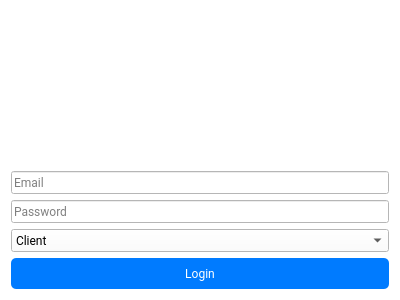
This is ui/login.ui in WabukoWabuko/microfinance_manager as Qt 5 draws it before an edit. The edited form follows.
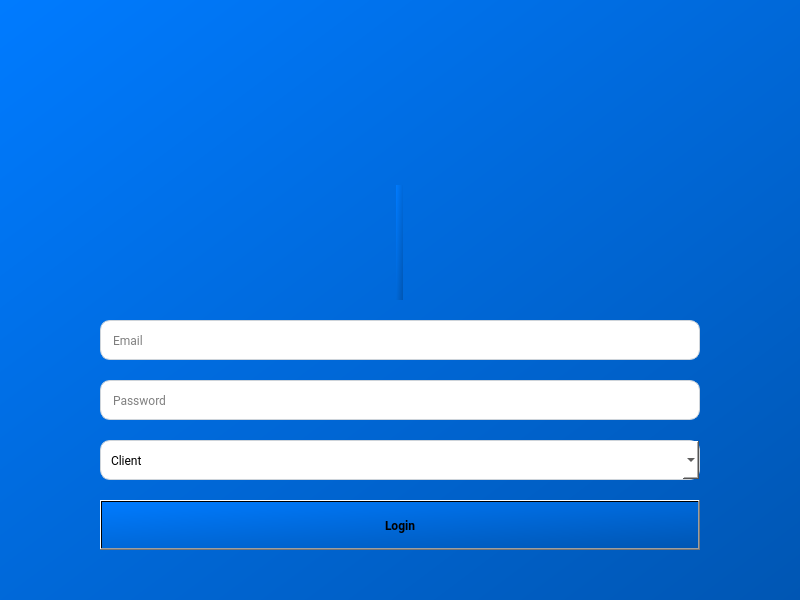
This is the edited form. Icons and pictures are not drawn.

Commit message: Overhaul UI/UX with larger windows, sidebar, logo, animations

```diff
--- a/ui/login.ui
+++ b/ui/login.ui
@@ -6,33 +6,69 @@
           <rect>
            <x>0</x>
            <y>0</y>
-           <width>400</width>
-           <height>300</height>
+       <width>800</width>
+       <height>600</height>
           </rect>
          </property>
          <property name="windowTitle">
           <string>Microfinance Manager - Login</string>
          </property>
          <property name="styleSheet">
-          <string>background-color: #FFFFFF; font-family: Roboto;</string>
+      <string notr="true">background: qlineargradient(x1:0, y1:0, x2:1, y2:1, stop:0 #007BFF, stop:1 #0056B3); font-family: Roboto;</string>
          </property>
          <layout class="QVBoxLayout" name="verticalLayout">
-          <item>
+      <property name="spacing">
+       <number>20</number>
+      </property>
+      <property name="leftMargin">
+       <number>100</number>
+      </property>
+      <property name="topMargin">
+       <number>50</number>
+      </property>
+      <property name="rightMargin">
+       <number>100</number>
+      </property>
+      <property name="bottomMargin">
+       <number>50</number>
+      </property>
+      <item alignment="Qt::AlignHCenter">
            <widget class="QLabel" name="label_logo">
             <property name="text">
-             <string></string>
+         <string><html><head/><body><p align="center"><img src=":/logo.png" width="100" height="100"/></p></body></html></string>
+        </property>
+        <property name="styleSheet">
+         <string notr="true">background: transparent;</string>
             </property>
            </widget>
           </item>
-          <item>
+      <item alignment="Qt::AlignHCenter">
            <widget class="QLabel" name="label_title">
             <property name="text">
-             <string><html><head/><body><p align="center"><span style=" font-size:18pt; font-weight:600;">Login</span></p></body></html></string>
+         <string><html><head/><body><p align="center"><span style=" font-size:24pt; font-weight:600; color:#FFFFFF;">Welcome Back</span></p></body></html></string>
+        </property>
+        <property name="styleSheet">
+         <string notr="true">text-shadow: 2px 2px 4px rgba(0, 0, 0, 0.3);</string>
             </property>
            </widget>
           </item>
           <item>
            <widget class="QLineEdit" name="email_input">
+        <property name="minimumSize">
+         <size>
+          <width>0</width>
+          <height>40</height>
+         </size>
+        </property>
+        <property name="font">
+         <font>
+          <family>Roboto</family>
+          <pointSize>12</pointSize>
+         </font>
+        </property>
+        <property name="styleSheet">
+         <string notr="true">background: #FFFFFF; border: 1px solid #CED4DA; border-radius: 10px; padding: 10px;</string>
+        </property>
             <property name="placeholderText">
              <string>Email</string>
             </property>
@@ -40,6 +76,21 @@
           </item>
           <item>
            <widget class="QLineEdit" name="password_input">
+        <property name="minimumSize">
+         <size>
+          <width>0</width>
+          <height>40</height>
+         </size>
+        </property>
+        <property name="font">
+         <font>
+          <family>Roboto</family>
+          <pointSize>12</pointSize>
+         </font>
+        </property>
+        <property name="styleSheet">
+         <string notr="true">background: #FFFFFF; border: 1px solid #CED4DA; border-radius: 10px; padding: 10px;</string>
+        </property>
             <property name="echoMode">
              <enum>QLineEdit::Password</enum>
             </property>
@@ -50,6 +101,21 @@
           </item>
           <item>
            <widget class="QComboBox" name="role_combo">
+        <property name="minimumSize">
+         <size>
+          <width>0</width>
+          <height>40</height>
+         </size>
+        </property>
+        <property name="font">
+         <font>
+          <family>Roboto</family>
+          <pointSize>12</pointSize>
+         </font>
+        </property>
+        <property name="styleSheet">
+         <string notr="true">background: #FFFFFF; border: 1px solid #CED4DA; border-radius: 10px; padding: 10px;</string>
+        </property>
             <item>
              <property name="text">
               <string>Client</string>
@@ -69,11 +135,27 @@
           </item>
           <item>
            <widget class="QPushButton" name="login_button">
+        <property name="minimumSize">
+         <size>
+          <width>0</width>
+          <height>50</height>
+         </size>
+        </property>
+        <property name="font">
+         <font>
+          <family>Roboto</family>
+          <pointSize>14</pointSize>
+          <weight>75</weight>
+          <bold>true</bold>
+         </font>
+        </property>
             <property name="text">
              <string>Login</string>
             </property>
             <property name="styleSheet">
-             <string>background-color: #007BFF; color: white; border-radius: 5px; padding: 8px;</string>
+         <string notr="true">background: #007BFF; color: #FFFFFF; border-radius: 10px; padding: 10px; border: none;
+QPushButton:hover { background: #0056B3; }
+QPushButton:pressed { background: #003D80; }</string>
             </property>
            </widget>
           </item>
```
Lines whose indentation alone changed are shown as unchanged. The commit also changes 40 other files.
